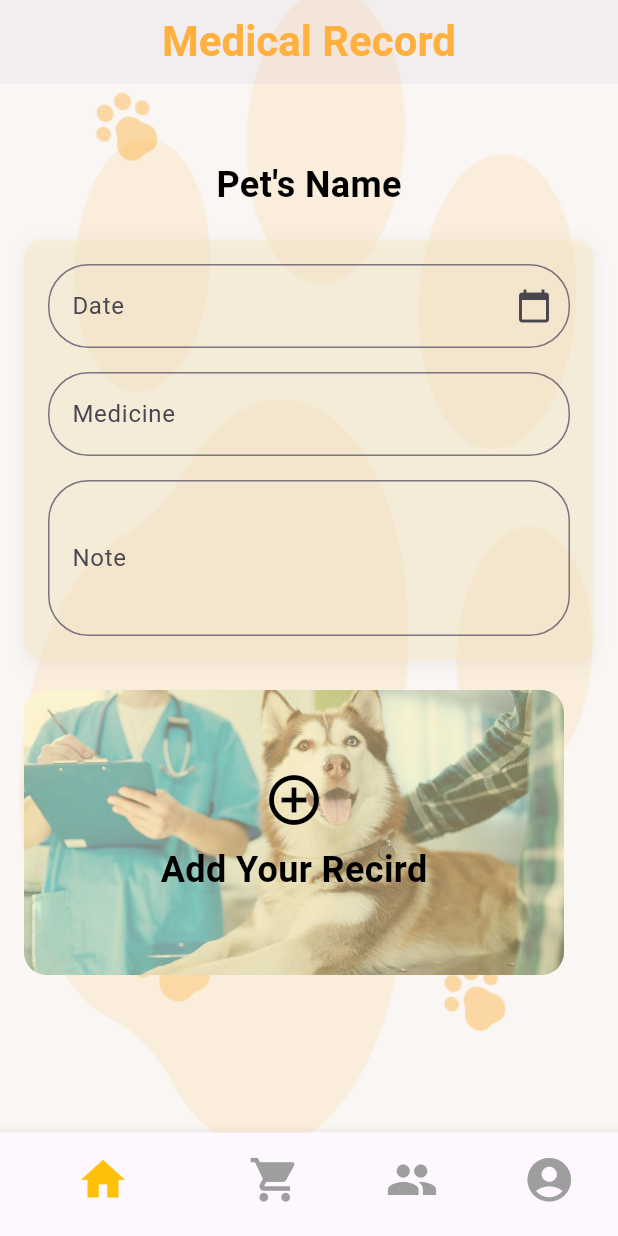
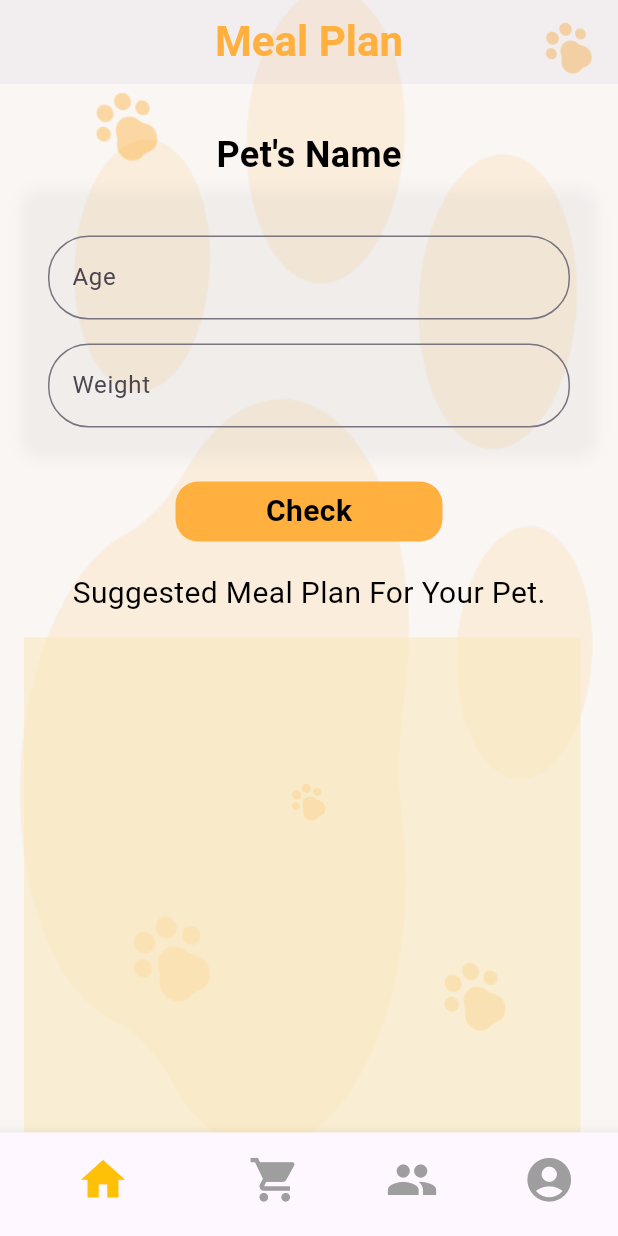
Before and after one commit to upesha56/Furry-Friends-App, a Flutter app: the screen it shows after launch, on a phone screen of 412 x 824 dp. Run offline on Flutter 3.47's test engine with Material 3 defaults, Android fonts, the phone set to English and light mode, and no system bars; our stand-ins replace file_picker, image_picker; Roboto replaces fonts that are missing (CustomFont).

Commit message:
Added a page as meal plan.

```diff
--- a/Front-End/lib/main.dart
+++ b/Front-End/lib/main.dart
@@ -1,5 +1,6 @@
 import 'package:chat/pages/home_page.dart';
 import 'package:chat/pages/loging_page.dart';
+import 'package:chat/pages/mealplan_page.dart';
 import 'package:chat/pages/medicalrecord.dart';
 import 'package:chat/pages/petregistration_page.dart';
 import 'package:chat/pages/signup_page.dart';
@@ -15,7 +16,6 @@ class MyApp extends StatelessWidget {
 
   @override
   Widget build(BuildContext context) {
-    return MaterialApp(
-        debugShowCheckedModeBanner: false, home: MedicalRecord());
+    return MaterialApp(debugShowCheckedModeBanner: false, home: MealPlan());
   }
 }
--- /dev/null
+++ b/Front-End/lib/pages/mealplan_page.dart
@@ -0,0 +1,280 @@
+import 'package:chat/pages/community.dart';
+import 'package:chat/pages/home_page.dart';
+import 'package:chat/pages/store_page.dart';
+import 'package:chat/pages/userprofile_page.dart';
+import 'package:flutter/material.dart';
+
+class MealPlan extends StatelessWidget {
+  MealPlan({super.key});
+
+  @override
+  Widget build(BuildContext context) {
+    return Scaffold(
+      backgroundColor: const Color.fromARGB(255, 249, 246, 244),
+      extendBodyBehindAppBar: true, // Extend the body behind the AppBar
+      appBar: AppBar(
+        // App Bar
+        title: const Align(
+          alignment: Alignment.center,
+          child: Text(
+            "Meal Plan",
+            style: TextStyle(
+              fontWeight: FontWeight.bold,
+              color: Color(0xffFFB03E),
+              fontSize: 28,
+              fontFamily: 'CustomFont',
+            ),
+          ),
+        ),
+        backgroundColor: Colors.transparent, // Set to transparent
+        elevation: 1.0, // Remove the shadow
+      ),
+      body: Stack(
+        children: [
+          SizedBox(
+            height: double.infinity,
+            width: double.infinity,
+            child: Image.asset(
+              "assets/foot.png",
+              alignment: AlignmentDirectional.centerStart,
+              fit: BoxFit.cover,
+            ),
+          ),
+          Align(
+            alignment: Alignment.bottomLeft,
+            child: Padding(
+              padding: const EdgeInsets.all(70.0), // Add some padding if needed
+              child: Opacity(
+                opacity:
+                    0.3, // Adjust the opacity as needed for watermark effect
+                child: SizedBox(
+                  height: 90,
+                  width: 90,
+                  child: Image.asset(
+                    'assets/paw.png',
+                  ),
+                ),
+              ),
+            ),
+          ),
+          Align(
+            alignment: Alignment.bottomRight,
+            child: Padding(
+              padding:
+                  const EdgeInsets.all(190.0), // Add some padding if needed
+              child: Opacity(
+                opacity:
+                    0.4, // Adjust the opacity as needed for watermark effect
+                child: SizedBox(
+                  height: 60,
+                  width: 60,
+                  child: Image.asset('assets/paw.png'),
+                ),
+              ),
+            ),
+          ),
+          Align(
+            alignment: Alignment.bottomRight,
+            child: Padding(
+              padding: const EdgeInsets.all(60.0), // Add some padding if needed
+              child: Opacity(
+                opacity:
+                    0.4, // Adjust the opacity as needed for watermark effect
+                child: SizedBox(
+                  height: 60,
+                  width: 70,
+                  child: Image.asset('assets/paw.png'),
+                ),
+              ),
+            ),
+          ),
+          Align(
+            alignment: Alignment.topLeft,
+            child: Padding(
+              padding: const EdgeInsets.all(55.0), // Add some padding if needed
+              child: Opacity(
+                opacity:
+                    0.4, // Adjust the opacity as needed for watermark effect
+                child: SizedBox(
+                  height: 60,
+                  width: 60,
+                  child: Image.asset('assets/paw.png'),
+                ),
+              ),
+            ),
+          ),
+          Align(
+            alignment: Alignment.topRight,
+            child: Padding(
+              padding: const EdgeInsets.all(10.0), // Add some padding if needed
+              child: Opacity(
+                opacity:
+                    0.4, // Adjust the opacity as needed for watermark effect
+                child: SizedBox(
+                  height: 45,
+                  width: 45,
+                  child: Image.asset('assets/paw.png'),
+                ),
+              ),
+            ),
+          ),
+          SingleChildScrollView(
+            child: Padding(
+              padding: const EdgeInsets.all(16.0),
+              child: Column(
+                crossAxisAlignment: CrossAxisAlignment.start,
+                children: [
+                  const SizedBox(height: 70),
+                  const Center(
+                    child: Text(
+                      "Pet's Name",
+                      style: TextStyle(
+                        fontSize: 24,
+                        fontWeight: FontWeight.bold,
+                        color: Colors.black,
+                      ),
+                    ),
+                  ),
+                  const SizedBox(height: 5),
+                  Container(
+                    padding: const EdgeInsets.all(16.0),
+                    decoration: BoxDecoration(
+                      color: Colors.transparent,
+                      borderRadius: BorderRadius.circular(12),
+                      boxShadow: [
+                        BoxShadow(
+                          color: Colors.grey.withOpacity(0.1),
+                          spreadRadius: 2,
+                          blurRadius: 8,
+                          offset: const Offset(0, 3),
+                        ),
+                      ],
+                    ),
+                    child: const Column(
+                      children: [
+                        SizedBox(height: 16),
+                        TextField(
+                          decoration: InputDecoration(
+                            labelText: 'Age',
+                            border: OutlineInputBorder(
+                                borderRadius:
+                                    BorderRadius.all(Radius.circular(27))),
+                          ),
+                        ),
+                        SizedBox(height: 16),
+                        TextField(
+                          //maxLines: 3,
+                          decoration: InputDecoration(
+                            labelText: 'Weight',
+                            border: OutlineInputBorder(
+                                borderRadius:
+                                    BorderRadius.all(Radius.circular(27))),
+                          ),
+                        ),
+                      ],
+                    ),
+                  ),
+                  const SizedBox(height: 20),
+                  Center(
+                    child: Container(
+                      height: 40,
+                      width: 178,
+                      child: const Center(
+                        child: Text(
+                          "Check",
+                          style: TextStyle(
+                              color: Colors.black,
+                              fontSize: 20,
+                              fontWeight: FontWeight.w600),
+                        ),
+                      ),
+                      decoration: BoxDecoration(
+                        borderRadius: BorderRadius.circular(15),
+                        color: const Color(0xffFFB03E),
+                      ),
+                    ),
+                  ),
+                  const SizedBox(
+                    height: 20,
+                  ),
+                  const Center(
+                    child: Text(
+                      "Suggested Meal Plan For Your Pet.",
+                      style: TextStyle(color: Colors.black, fontSize: 20),
+                    ),
+                  ),
+                  SizedBox(
+                    height: 15,
+                  ),
+                  Container(
+                    color: Color(0xffF9E8BD).withOpacity(0.6),
+                    height: 337,
+                    width: 371,
+                  ),
+                ],
+              ),
+            ),
+          ),
+        ],
+      ),
+      bottomNavigationBar: BottomNavigationBar(
+        currentIndex: 0,
+        selectedItemColor: Colors.amber,
+        unselectedItemColor: Colors.grey,
+        showSelectedLabels: false,
+        showUnselectedLabels: false,
+        iconSize: 35,
+        items: [
+          BottomNavigationBarItem(
+            icon: GestureDetector(
+                onTap: () {
+                  Navigator.push(
+                      context,
+                      MaterialPageRoute(
+                        builder: (context) => HomePage(),
+                      ));
+                },
+                child: const Icon(Icons.home)),
+            label: 'Home',
+          ),
+          BottomNavigationBarItem(
+            icon: GestureDetector(
+                onTap: () {
+                  Navigator.push(
+                      context,
+                      MaterialPageRoute(
+                        builder: (context) => StorePage(),
+                      ));
+                },
+                child: const Icon(Icons.shopping_cart)),
+            label: 'Cart',
+          ),
+          BottomNavigationBarItem(
+            icon: GestureDetector(
+                onTap: () {
+                  Navigator.push(
+                      context,
+                      MaterialPageRoute(
+                        builder: (context) => CommunityPage(),
+                      ));
+                },
+                child: const Icon(Icons.people)),
+            label: 'Profile',
+          ),
+          BottomNavigationBarItem(
+            icon: GestureDetector(
+                onTap: () {
+                  Navigator.push(
+                      context,
+                      MaterialPageRoute(
+                        builder: (context) => const userProfile(),
+                      ));
+                },
+                child: const Icon(Icons.account_circle)),
+            label: 'Settings',
+          ),
+        ],
+      ),
+    );
+  }
+}
--- a/Front-End/pubspec.yaml
+++ b/Front-End/pubspec.yaml
@@ -37,6 +37,7 @@ dependencies:
   cupertino_icons: ^1.0.6
   file_picker: ^8.0.5
   intl: ^0.19.0
+  flutter_control: ^3.2.1
 
 dev_dependencies:
   flutter_test:
```
Also changed, not shown: Front-End/pubspec.lock, 1 other file.
